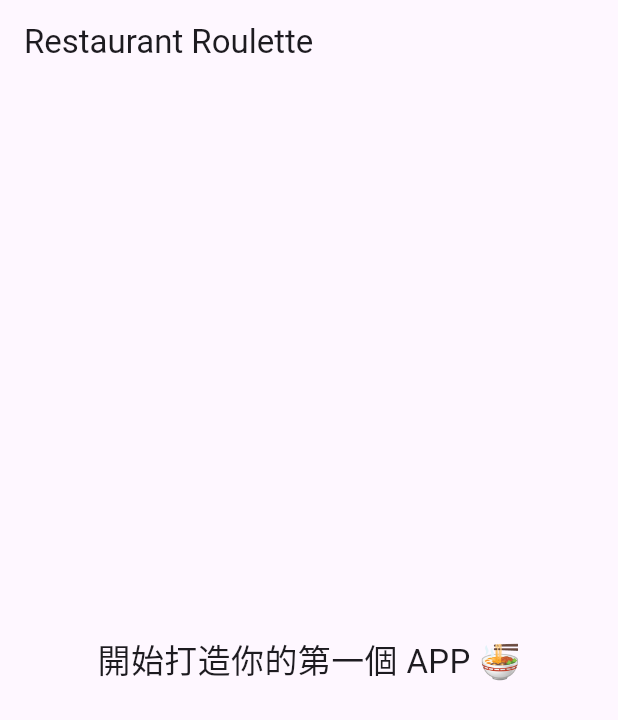
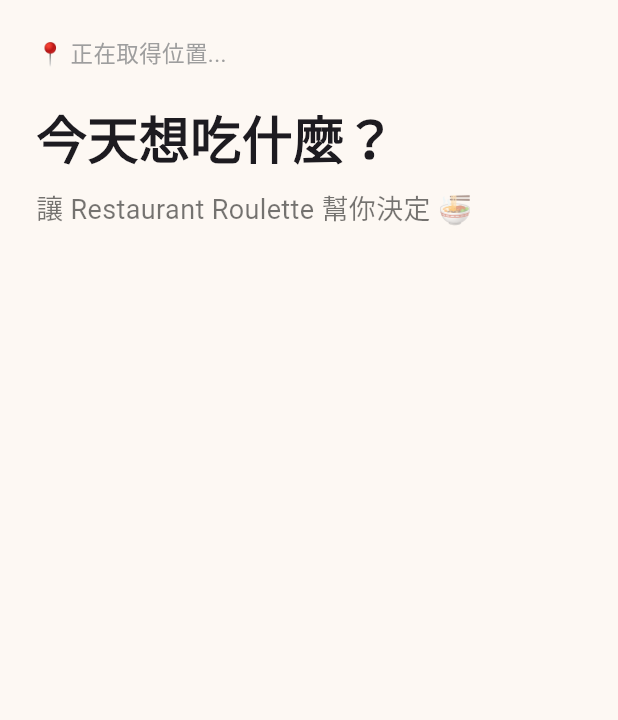
Before and after one commit to isaactth0584/restaurant_roulette, a Flutter app: the screen it shows after launch, on a phone screen of 412 x 824 dp. Shown: the top 720 px of the screen. Run offline on Flutter 3.47's test engine with Material 3 defaults, Android fonts, the phone set to English and light mode, and no system bars; our stand-ins replace flutter_riverpod.

Commit message:
feat: create home page layout

```diff
--- a/lib/app/app.dart
+++ b/lib/app/app.dart
@@ -1,4 +1,5 @@
 import 'package:flutter/material.dart';
+import 'package:restaurant_roulette/features/home/pages/home_page.dart';
 
 class RestaurantRouletteApp extends StatelessWidget {
   const RestaurantRouletteApp({super.key});
@@ -8,17 +9,7 @@
     return MaterialApp(
       title: 'Restaurant Roulette',
       debugShowCheckedModeBanner: false,
-      home: Scaffold(
-        appBar: AppBar(
-          title: const Text("Restaurant Roulette"),
-        ),
-        body: const Center(
-          child: Text(
-            "開始打造你的第一個 APP 🍜",
-            style: TextStyle(fontSize: 22),
-          ),
-        ),
-      ),
+      home: const HomePage(),
     );
   }
 }
--- /dev/null
+++ b/lib/features/home/pages/home_page.dart
@@ -0,0 +1,49 @@
+import 'package:flutter/material.dart';
+
+class HomePage extends StatelessWidget {
+  const HomePage({super.key});
+
+  @override
+  Widget build(BuildContext context) {
+    return Scaffold(
+      backgroundColor: const Color(0xFFFDF8F3),
+      body: SafeArea(
+        child: Padding(
+          padding: const EdgeInsets.all(24),
+          child: Column(
+            crossAxisAlignment: CrossAxisAlignment.start,
+            children: [
+              const Text(
+                "📍 正在取得位置...",
+                style: TextStyle(
+                  fontSize: 15,
+                  color: Colors.grey,
+                ),
+              ),
+
+              const SizedBox(height: 20),
+
+              const Text(
+                "今天想吃什麼？",
+                style: TextStyle(
+                  fontSize: 34,
+                  fontWeight: FontWeight.bold,
+                ),
+              ),
+
+              const SizedBox(height: 10),
+
+              const Text(
+                "讓 Restaurant Roulette 幫你決定 🍜",
+                style: TextStyle(
+                  fontSize: 18,
+                  color: Colors.black54,
+                ),
+              ),
+            ],
+          ),
+        ),
+      ),
+    );
+  }
+}
```
